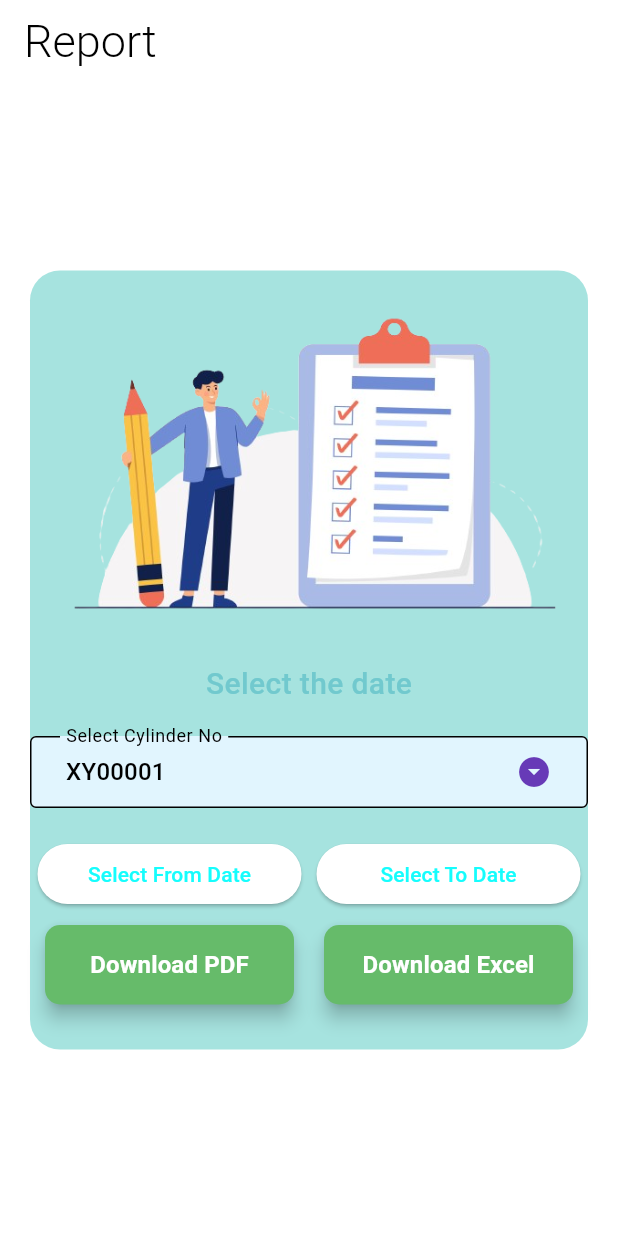
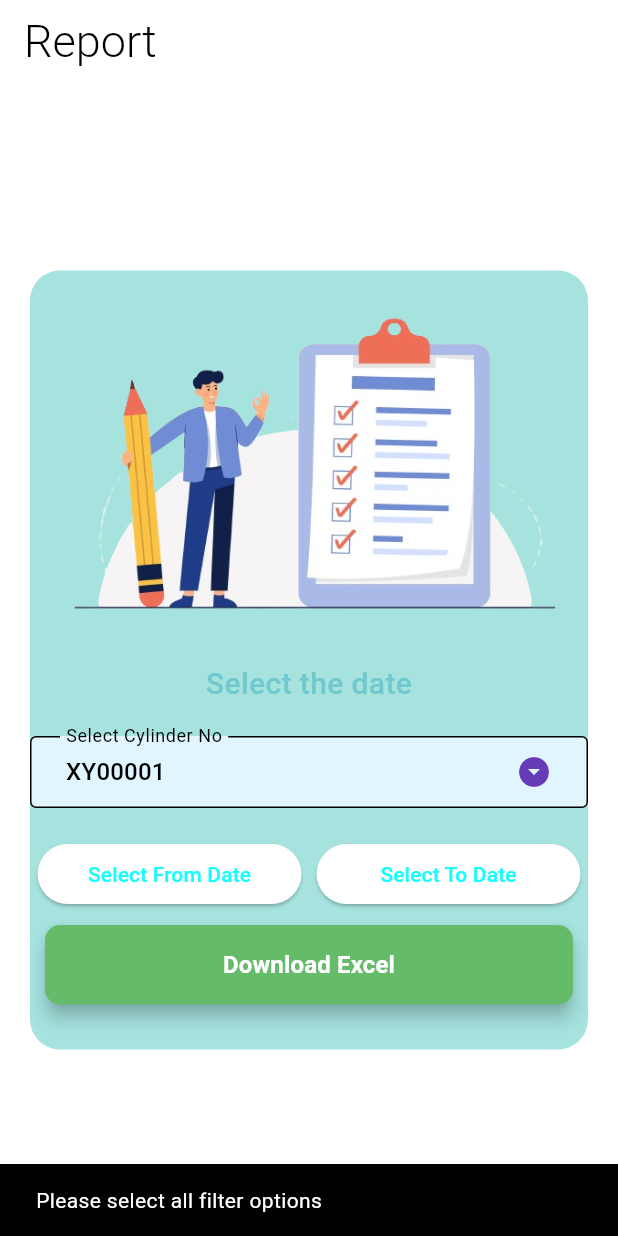
Before and after one commit to Srinivasan8888/level_measurements, a Flutter app: the Reports screen opened directly, after a tap on "Download Excel", on a phone screen of 412 x 824 dp. Run offline on Flutter 3.47's test engine with Material 3 defaults, Android fonts, the phone set to English and light mode, and no system bars; our stand-ins replace device_info_plus, fl_chart, getwidget, go_router, google_nav_bar, permission_handler and 2 more; missing offline and left inert: syncfusion_flutter_xlsio; accounts and stored records are empty; Roboto replaces fonts that are missing (Epilogue).

Commit message:
excel is working fine and im removing the pdf from the app.

```diff
--- a/lib/screens/reports.dart
+++ b/lib/screens/reports.dart
@@ -1,7 +1,9 @@
+import 'dart:convert';
 import 'dart:io';
 
 import 'package:device_info_plus/device_info_plus.dart';
 import 'package:flutter/material.dart';
+import 'package:http/http.dart' as http;
 import 'package:path_provider/path_provider.dart';
 import 'package:permission_handler/permission_handler.dart';
 import 'package:syncfusion_flutter_xlsio/xlsio.dart' as xlsio;
@@ -89,137 +91,45 @@ class _ReportsState extends State<Reports> {
   //   }
   //   return status.isGranted;
   // }
-  //
-  // void fetchDataFromApiExcel(BuildContext context, String? _selectedVal,
-  //     DateTime? fromDate, DateTime? toDate) async {
-  //   final String apiEndpoint =
-  //       'http://43.204.133.45:4000/sensor/levelreportdata';
-  //   if (_selectedVal == null || fromDate == null || toDate == null) {
-  //     ScaffoldMessenger.of(context).showSnackBar(
-  //       SnackBar(content: Text('Please select all filter options')),
-  //     );
-  //     return;
-  //   }
-  //
-  //   final Map<String, String> queryParams = {
-  //     'id': _selectedVal,
-  //     'date1': fromDate.toIso8601String(),
-  //     'date2': toDate.toIso8601String(),
-  //   };
-  //
-  //   try {
-  //     var uri = Uri.parse(apiEndpoint).replace(queryParameters: queryParams);
-  //     var response = await http.get(uri);
-  //
-  //     if (response.statusCode == 200) {
-  //       List<dynamic> data = json.decode(response.body);
-  //       await exportToExcel(data, context);
-  //       ScaffoldMessenger.of(context).showSnackBar(
-  //         SnackBar(content: Text('Excel file downloaded successfully!')),
-  //       );
-  //     } else {
-  //       throw Exception(
-  //           'Failed to load data with status code ${response.statusCode}');
-  //     }
-  //   } catch (e) {
-  //     ScaffoldMessenger.of(context).showSnackBar(
-  //       SnackBar(content: Text('Error fetching data: $e')),
-  //     );
-  //     print(e);
-  //   }
-  // }
-  //
-  // Future<void> exportToExcel(List<dynamic> data, BuildContext context) async {
-  //   var excel = Excel.createExcel();
-  //   Sheet sheet = excel['SensorData'];
-  //
-  //   // Define headers
-  //   List<String> headers = [
-  //     'ID',
-  //     'Level',
-  //     'Device Temp',
-  //     'Signal',
-  //     'Battery Level',
-  //     'Humidity',
-  //     'Pressure',
-  //     'Altitude',
-  //     'Data Frequency',
-  //     'Created At'
-  //   ];
-  //
-  //   // Append headers
-  //   for (int i = 0; i < headers.length; i++) {
-  //     var cell =
-  //         sheet.cell(CellIndex.indexByColumnRow(columnIndex: i, rowIndex: 0));
-  //     cell.value = headers[i] as CellValue?;
-  //   }
-  //
-  //   // Append data rows
-  //   for (int rowIndex = 0; rowIndex < data.length; rowIndex++) {
-  //     var datum = data[rowIndex];
-  //     for (int columnIndex = 0; columnIndex < headers.length; columnIndex++) {
-  //       sheet
-  //               .cell(CellIndex.indexByColumnRow(
-  //                   columnIndex: columnIndex, rowIndex: rowIndex + 1))
-  //               .value =
-  //           datum[headers[columnIndex].toLowerCase().replaceAll(' ', '')]
-  //               .toString() as CellValue?;
-  //     }
-  //   }
-  //
-  //   var excelFile = excel.encode();
-  //   if (excelFile != null) {
-  //     await _saveFile(excelFile, context);
-  //   } else {
-  //     ScaffoldMessenger.of(context).showSnackBar(
-  //       SnackBar(content: Text('Failed to generate the Excel file')),
-  //     );
-  //   }
-  // }
-  //
-  // Future<void> _saveFile(List<int> fileBytes, BuildContext context) async {
-  //   if (await Permission.storage.request().isGranted) {
-  //     Directory? directory;
-  //
-  //     if (Platform.isAndroid) {
-  //       directory = await getExternalStorageDirectory();
-  //       // Optionally change to a specific path
-  //       directory = Directory('/storage/emulated/0/Documents');
-  //     } else if (Platform.isIOS) {
-  //       directory = await getApplicationDocumentsDirectory();
-  //     } else {
-  //       directory = await getApplicationSupportDirectory();
-  //     }
-  //
-  //     if (directory != null) {
-  //       final path = join(directory.path, "Report.xlsx");
-  //       final file = File(path);
-  //
-  //       // Save the file
-  //       await file.writeAsBytes(fileBytes, flush: true);
-  //       ScaffoldMessenger.of(context).showSnackBar(
-  //         SnackBar(content: Text('Report saved to $path')),
-  //       );
-  //     } else {
-  //       ScaffoldMessenger.of(context).showSnackBar(
-  //         SnackBar(content: Text('Failed to get the storage directory')),
-  //       );
-  //     }
-  //   } else {
-  //     ScaffoldMessenger.of(context).showSnackBar(
-  //       SnackBar(content: Text('Storage permission denied')),
-  //     );
-  //   }
-  // }
-  // Future<void> requestStoragePermission() async {
-  //   var status = await Permission.storage.request();
-  //   if (status.isGranted) {
-  //     // Permission granted, proceed with file operations
-  //   } else {
-  //     // Permission denied, handle accordingly
-  //     print('Storage permission not granted');
-  //   }
-  // }
+
+  void fetchDataFromApiExcel(BuildContext context, String? _selectedVal,
+      DateTime? fromDate, DateTime? toDate) async {
+    const String apiEndpoint =
+        'http://43.204.133.45:4000/sensor/levelreportdata';
+    if (_selectedVal == null || fromDate == null || toDate == null) {
+      ScaffoldMessenger.of(context).showSnackBar(
+        const SnackBar(content: Text('Please select all filter options')),
+      );
+      return;
+    }
+
+    final Map<String, String> queryParams = {
+      'id': _selectedVal,
+      'date1': fromDate.toIso8601String(),
+      'date2': toDate.toIso8601String(),
+    };
+
+    try {
+      var uri = Uri.parse(apiEndpoint).replace(queryParameters: queryParams);
+      var response = await http.get(uri);
+
+      if (response.statusCode == 200) {
+        List<dynamic> data = json.decode(response.body);
+        await exportToExcel(data, context);
+        ScaffoldMessenger.of(context).showSnackBar(
+          SnackBar(content: Text('Excel file downloaded successfully!')),
+        );
+      } else {
+        throw Exception(
+            'Failed to load data with status code ${response.statusCode}');
+      }
+    } catch (e) {
+      ScaffoldMessenger.of(context).showSnackBar(
+        SnackBar(content: Text('Error fetching data: $e')),
+      );
+      print(e);
+    }
+  }
 
   Future<bool> _checkStoragePermission() async {
     PermissionStatus status;
@@ -265,13 +175,12 @@ class _ReportsState extends State<Reports> {
     }
   }
 
-  Future<void> exportToExcel() async {
+  Future<void> exportToExcel(List<dynamic> data, BuildContext context) async {
     Directory? directory;
 
     // Determine directory based on platform
     if (Platform.isAndroid) {
       directory = await getExternalStorageDirectory();
-      // Use directory.path for external storage
       directory = Directory('${directory?.path}/Level_measurement_xyma');
     } else if (Platform.isIOS) {
       directory = await getApplicationDocumentsDirectory();
@@ -285,7 +194,7 @@ class _ReportsState extends State<Reports> {
     var status = await Permission.storage.request();
     if (status.isGranted) {
       // Create directory if it does not exist
-      if (!await directory.exists()) {
+      if (!await directory!.exists()) {
         await directory.create(recursive: true);
       }
 
@@ -311,22 +220,6 @@ class _ReportsState extends State<Reports> {
       for (int i = 0; i < headers.length; i++) {
         sheet.getRangeByIndex(1, i + 1).setText(headers[i]);
       }
-
-      // Sample data
-      List<Map<String, dynamic>> data = [
-        {
-          "id": "XY00001",
-          "level": "26",
-          "devicetemp": "48",
-          "signal": "61",
-          "batterylevel": "41",
-          "humidity": "23",
-          "pressure": "87",
-          "altitude": "86",
-          "datafrequency": "86",
-          "createdAt": "2024-05-04T18:16:24.000Z",
-        }
-      ];
 
       // Add data to the subsequent rows
       for (int rowIndex = 0; rowIndex < data.length; rowIndex++) {
@@ -488,46 +381,46 @@ class _ReportsState extends State<Reports> {
                         Row(
                           mainAxisAlignment: MainAxisAlignment.spaceEvenly,
                           children: [
+                            // Expanded(
+                            //   child: Padding(
+                            //     padding: const EdgeInsets.all(10),
+                            //     child: ElevatedButton(
+                            //       onPressed: () {
+                            //         // fetchdatafromapipdf();
+                            //       },
+                            //       style: ElevatedButton.styleFrom(
+                            //         foregroundColor: Colors.white,
+                            //         backgroundColor: Colors.green.shade400,
+                            //         // text color
+                            //         shape: RoundedRectangleBorder(
+                            //           borderRadius: BorderRadius.circular(
+                            //               10), // rounded corners
+                            //         ),
+                            //         elevation: 5,
+                            //         // shadow elevation
+                            //         padding: const EdgeInsets.symmetric(
+                            //             vertical: 15), // vertical padding
+                            //       ),
+                            //       child: const Text(
+                            //         'Download PDF',
+                            //         style: TextStyle(
+                            //           fontSize: 16, // slightly smaller text
+                            //           fontWeight: FontWeight.bold, // bold text
+                            //         ),
+                            //       ),
+                            //     ),
+                            //   ),
+                            // ),
                             Expanded(
                               child: Padding(
                                 padding: const EdgeInsets.all(10),
                                 child: ElevatedButton(
                                   onPressed: () {
-                                    // fetchdatafromapipdf();
+                                    fetchDataFromApiExcel(context, _selectedVal,
+                                        fromDate, toDate);
                                   },
-                                  style: ElevatedButton.styleFrom(
-                                    foregroundColor: Colors.white,
-                                    backgroundColor: Colors.green.shade400,
-                                    // text color
-                                    shape: RoundedRectangleBorder(
-                                      borderRadius: BorderRadius.circular(
-                                          10), // rounded corners
-                                    ),
-                                    elevation: 5,
-                                    // shadow elevation
-                                    padding: const EdgeInsets.symmetric(
-                                        vertical: 15), // vertical padding
-                                  ),
-                                  child: const Text(
-                                    'Download PDF',
-                                    style: TextStyle(
-                                      fontSize: 16, // slightly smaller text
-                                      fontWeight: FontWeight.bold, // bold text
-                                    ),
-                                  ),
-                                ),
-                              ),
-                            ),
-                            Expanded(
-                              child: Padding(
-                                padding: const EdgeInsets.all(10),
-                                child: ElevatedButton(
-                                  // onPressed: () {
-                                  //   fetchDataFromApiExcel(context, _selectedVal,
-                                  //       fromDate, toDate);
-                                  // },
 
-                                  onPressed: exportToExcel,
+                                  // onPressed: exportToExcel,
 
                                   style: ElevatedButton.styleFrom(
                                     foregroundColor: Colors.white,
```
